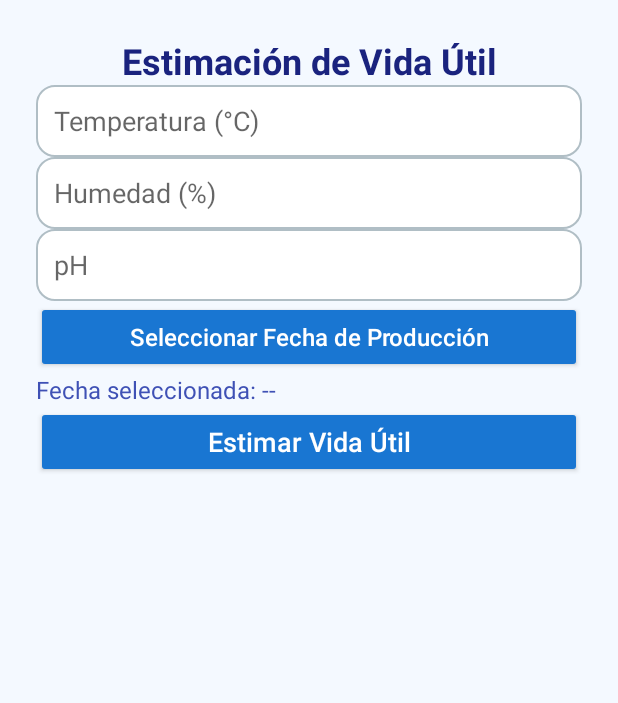
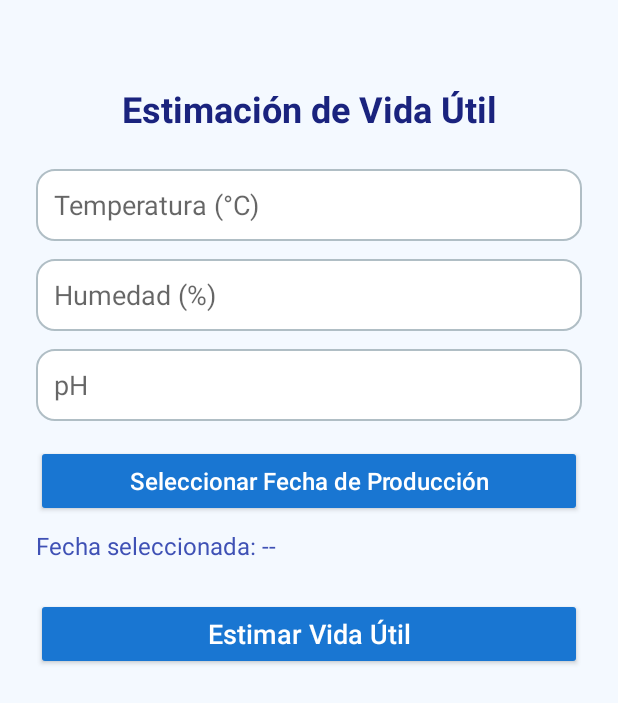
Before and after one commit to YanmirG/AppLacteosSanJose, an Android app: the EstimacionActivity screen opened directly, with no data from a screen before it, on a phone screen of 412 x 824 dp. Shown: the top 703 px of the screen. Run offline under Robolectric (Android 15) with nearby library versions, the phone set to English and light mode, and no system bars; our stand-ins replace Volley; network calls fail.

Commit message:
Update activity_estimacion.xml

```diff
--- a/app/src/main/res/layout/activity_estimacion.xml
+++ b/app/src/main/res/layout/activity_estimacion.xml
@@ -18,7 +18,7 @@
         app:layout_constraintTop_toTopOf="parent"
         app:layout_constraintStart_toStartOf="parent"
         app:layout_constraintEnd_toEndOf="parent"
-        app:layout_constraintTop_margin="32dp"/>
+        android:layout_marginTop="32dp"/>
 
     <EditText
         android:id="@+id/edtTemperatura"
@@ -31,7 +31,7 @@
         app:layout_constraintTop_toBottomOf="@id/tituloEstimacion"
         app:layout_constraintStart_toStartOf="parent"
         app:layout_constraintEnd_toEndOf="parent"
-        app:layout_constraintTop_margin="24dp"/>
+        android:layout_marginTop="24dp"/>
 
     <EditText
         android:id="@+id/edtHumedad"
@@ -44,7 +44,7 @@
         app:layout_constraintTop_toBottomOf="@id/edtTemperatura"
         app:layout_constraintStart_toStartOf="parent"
         app:layout_constraintEnd_toEndOf="parent"
-        app:layout_constraintTop_margin="12dp"/>
+        android:layout_marginTop="12dp"/>
 
     <EditText
         android:id="@+id/edtPh"
@@ -57,7 +57,7 @@
         app:layout_constraintTop_toBottomOf="@id/edtHumedad"
         app:layout_constraintStart_toStartOf="parent"
         app:layout_constraintEnd_toEndOf="parent"
-        app:layout_constraintTop_margin="12dp"/>
+        android:layout_marginTop="12dp"/>
 
     <Button
         android:id="@+id/btnSeleccionarFecha"
@@ -71,7 +71,7 @@
         app:layout_constraintTop_toBottomOf="@id/edtPh"
         app:layout_constraintStart_toStartOf="parent"
         app:layout_constraintEnd_toEndOf="parent"
-        app:layout_constraintTop_margin="16dp"/>
+        android:layout_marginTop="16dp"/>
 
     <TextView
         android:id="@+id/txtFechaProduccion"
@@ -83,7 +83,7 @@
         app:layout_constraintTop_toBottomOf="@id/btnSeleccionarFecha"
         app:layout_constraintStart_toStartOf="parent"
         app:layout_constraintEnd_toEndOf="parent"
-        app:layout_constraintTop_margin="8dp"/>
+        android:layout_marginTop="8dp"/>
 
     <Button
         android:id="@+id/btnEstimar"
@@ -97,7 +97,7 @@
         app:layout_constraintTop_toBottomOf="@id/txtFechaProduccion"
         app:layout_constraintStart_toStartOf="parent"
         app:layout_constraintEnd_toEndOf="parent"
-        app:layout_constraintTop_margin="24dp"/>
+        android:layout_marginTop="24dp"/>
 
     <TextView
         android:id="@+id/txtResultado"
@@ -110,6 +110,6 @@
         app:layout_constraintTop_toBottomOf="@id/btnEstimar"
         app:layout_constraintStart_toStartOf="parent"
         app:layout_constraintEnd_toEndOf="parent"
-        app:layout_constraintTop_margin="24dp"/>
+        android:layout_marginTop="24dp"/>
 
 </androidx.constraintlayout.widget.ConstraintLayout>
```
